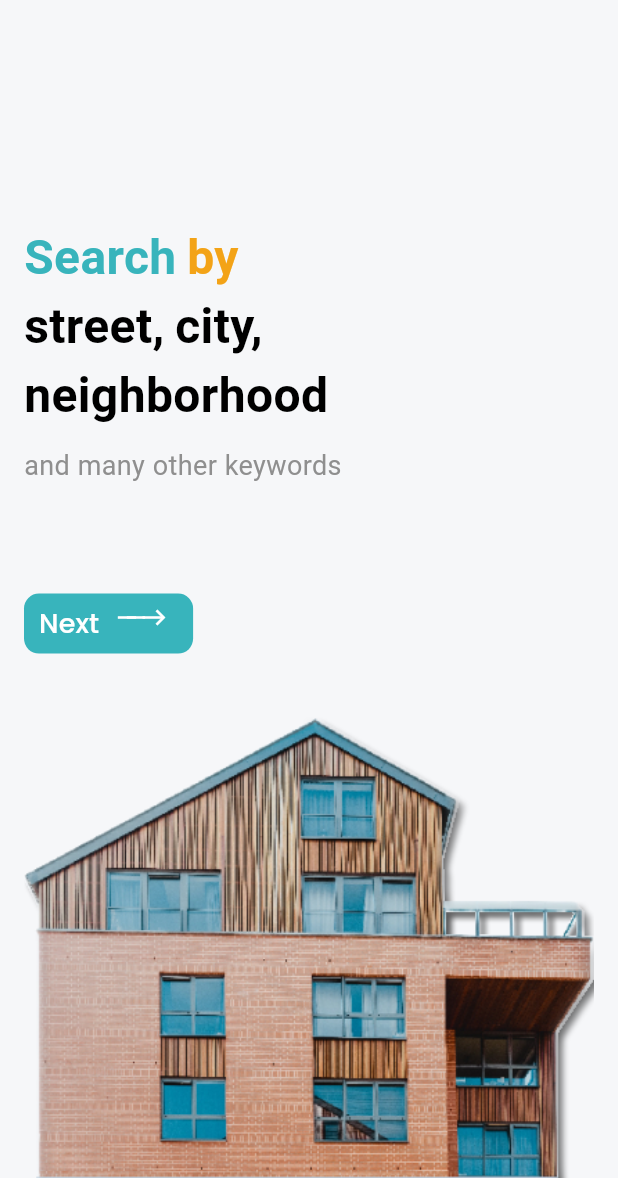
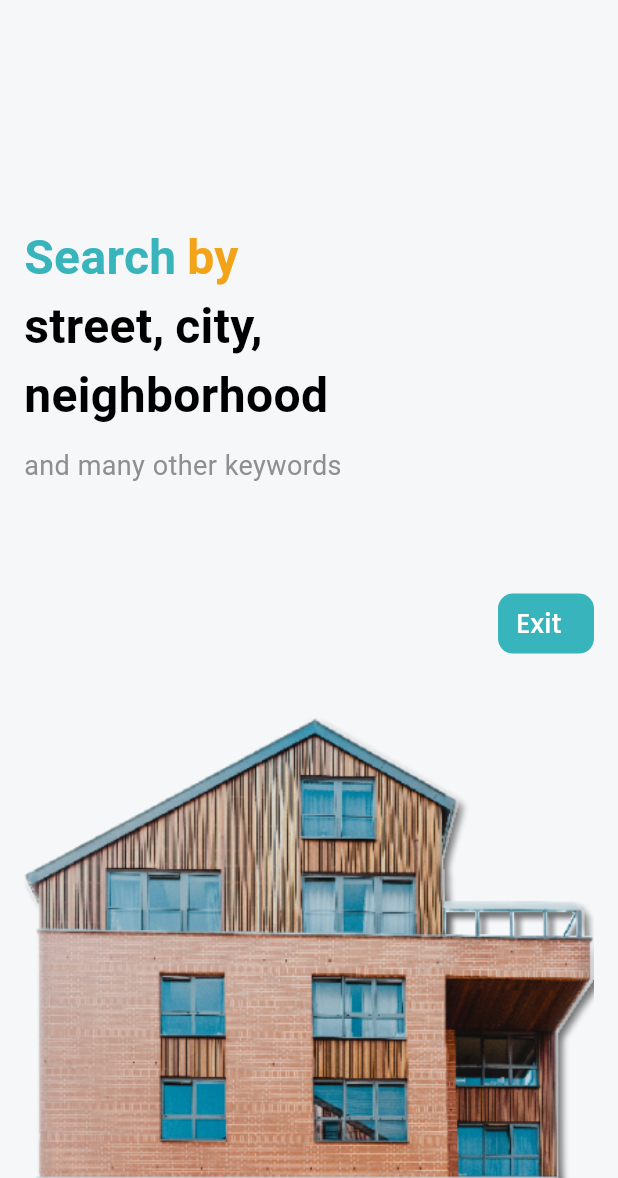
Before and after one commit to hesptech/coding_challenge_real_estate_app, a Flutter app: the screen it shows after launch, swiped to page 2, on a phone screen of 412 x 824 dp, the part 58-1236 px from its top. Run offline on Flutter 3.47's test engine with Material 2 defaults, Android fonts, the light colour scheme and no system bars; our stand-ins replace flutter_riverpod, google_fonts.

Commit message:
refactor: next/exit buttons display, provider

```diff
--- /dev/null
+++ b/lib/presentation/providers/exit_button_provider.dart
@@ -0,0 +1,6 @@
+import 'package:flutter_riverpod/flutter_riverpod.dart';
+
+
+final exitButtonProvider = StateProvider<bool>((ref) {
+  return false;
+});
--- a/lib/presentation/widgets/on_boarding_button.dart
+++ b/lib/presentation/widgets/on_boarding_button.dart
@@ -1,7 +1,10 @@
 import 'package:flutter/material.dart';
+import 'package:flutter_riverpod/flutter_riverpod.dart';
+
+import 'package:coding_challenge_real_estate_app/presentation/providers/exit_button_provider.dart';
 import 'package:coding_challenge_real_estate_app/config/config.dart';
 
-class OnBoardingButton extends StatelessWidget {
+class OnBoardingButton extends ConsumerWidget {
 
   final String textButton;
   final PageController? controller;
@@ -10,11 +13,10 @@ class OnBoardingButton extends StatelessWidget {
   const OnBoardingButton({super.key, required this.textButton, this.controller, required this.endReached});
 
   @override
-  Widget build(BuildContext context) {
+  Widget build(BuildContext context, WidgetRef ref) {
 
     late double pageNum = controller?.page?? 0;
-
-    final String spacesTextButton = endReached ? '$textButton  ' : 'Next  ';
+    final bool exitBool = (textButton == 'Exit') ? true : false ;
 
     return TextButton(
       style: ButtonStyle(
@@ -28,7 +30,7 @@ class OnBoardingButton extends StatelessWidget {
         )
       ),
       onPressed: () {
-        if (!endReached && pageNum <= 1) {
+        if (!exitBool && pageNum <= 1) {
           controller!.nextPage(
             duration: const Duration(seconds: 1),
             curve: Curves.easeOut
@@ -36,16 +38,20 @@ class OnBoardingButton extends StatelessWidget {
         } else {
           Navigator.pushNamed(context, 'listings');
         }
+
+        if(pageNum > 1.5) ref.read(exitButtonProvider.notifier).update((state) => state = true);
+        //print(ref.read(exitButtonProvider.notifier).state);
+        //print(controller?.offset?? 0);
       },
       child: Row(
         mainAxisSize: MainAxisSize.min,
         children: [
           const SizedBox(width: 5.0,),
           Text(
-            spacesTextButton,
+            '$textButton  ',
             style: const TextStyle(fontSize: 18)
           ),
-          !endReached ? const Stack(
+          !exitBool ? const Stack(
             children: [
               Icon(
                 Icons.horizontal_rule_outlined,
--- a/lib/presentation/widgets/on_boarding_slide.dart
+++ b/lib/presentation/widgets/on_boarding_slide.dart
@@ -1,9 +1,12 @@
 import 'package:flutter/material.dart';
+import 'package:flutter_riverpod/flutter_riverpod.dart';
+
+import 'package:coding_challenge_real_estate_app/presentation/providers/exit_button_provider.dart';
 import 'package:coding_challenge_real_estate_app/presentation/widgets/richtext_slides.dart';
 import 'package:coding_challenge_real_estate_app/presentation/widgets/on_boarding_button.dart';
 
 
-class OnBoardingSlide extends StatefulWidget {
+class OnBoardingSlide extends ConsumerStatefulWidget {
 
   final String titlePrimaryColor;
   final String titleSecondaryColor;
@@ -24,12 +27,15 @@ class OnBoardingSlide extends StatefulWidget {
   });
 
   @override
-  State<OnBoardingSlide> createState() => OnBoardingSlideState();
+  OnBoardingSlideState createState() => OnBoardingSlideState();
 }
 
-class OnBoardingSlideState extends State<OnBoardingSlide> {
+class OnBoardingSlideState extends ConsumerState<OnBoardingSlide>  with WidgetsBindingObserver{
   @override
   Widget build(BuildContext context) {
+
+    final exitButton = ref.read( exitButtonProvider.notifier ).state;
+    final double pageNum = widget.controller?.offset?? 0;
 
     return Column(
       mainAxisAlignment: MainAxisAlignment.spaceBetween,
@@ -49,9 +55,13 @@ class OnBoardingSlideState extends State<OnBoardingSlide> {
         ),
         Padding(
           padding: const EdgeInsets.all(16.0),
-          child: !widget.endReached
-          ? OnBoardingButton(textButton: 'Exit', controller: widget.controller, endReached: widget.endReached)
-          : OnBoardingButton(textButton: 'Exit', controller: widget.controller, endReached: widget.endReached),
+          child: Row(
+            mainAxisAlignment: MainAxisAlignment.spaceBetween,
+            children: [
+              pageNum < 44.9 ? OnBoardingButton(textButton: 'Next  ', controller: widget.controller, endReached: widget.endReached) : const SizedBox(),
+              pageNum > 44.9 || exitButton ? OnBoardingButton(textButton: 'Exit', controller: widget.controller, endReached: widget.endReached) : const SizedBox(),
+            ],
+          ),
         ),
         Padding(
           padding: const EdgeInsets.symmetric(horizontal: 5.0),
```
